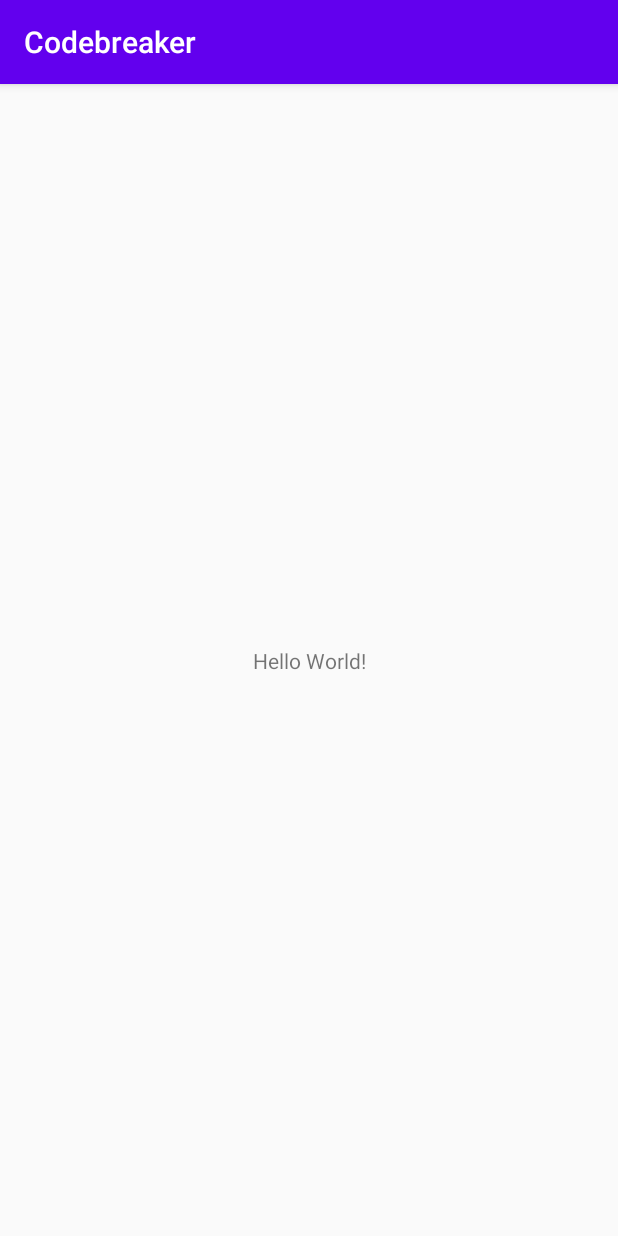
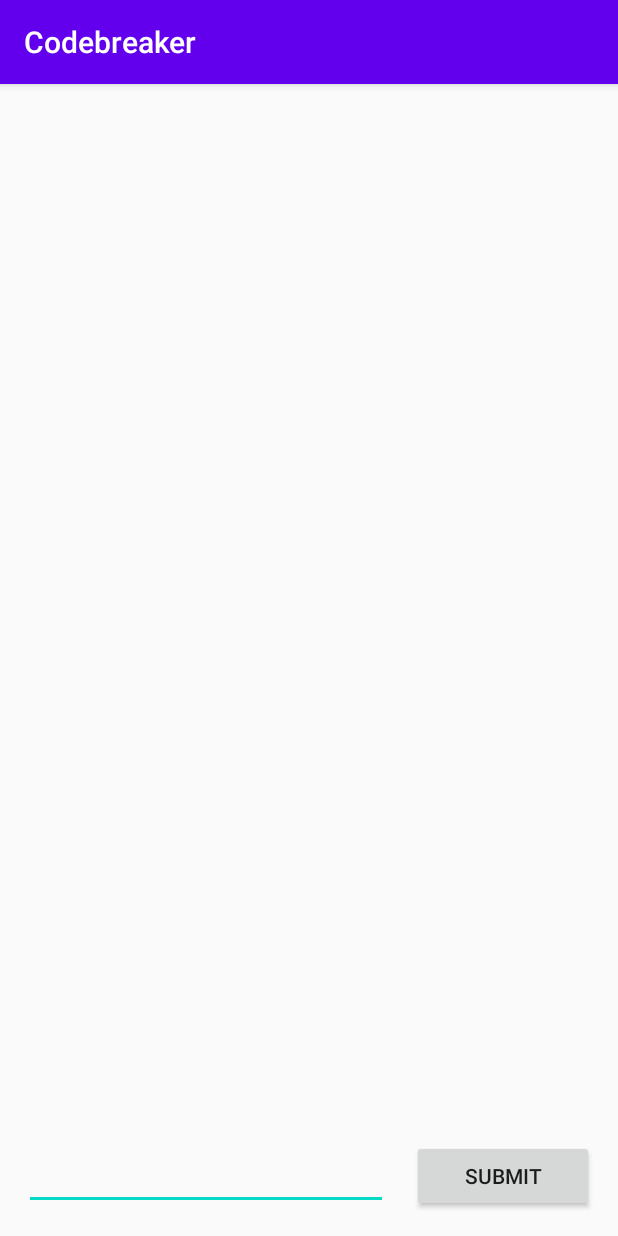
Before and after one commit to rfrech/codebreaker-android, an Android app: the screen it shows after launch (MainActivity), on a phone screen of 412 x 824 dp. Run offline under Robolectric (Android 15) with nearby library versions, the phone set to English and light mode, and no system bars.

Commit message:
gravity buttons

```diff
--- a/app/src/main/AndroidManifest.xml
+++ b/app/src/main/AndroidManifest.xml
@@ -2,8 +2,10 @@
 <manifest xmlns:android="http://schemas.android.com/apk/res/android"
   package="edu.cnm.deepdive.codebreaker">
 
+<!--  TODO Re-enable allowsBackup in production.-->
+
   <application
-    android:allowBackup="true"
+    android:allowBackup="false"
     android:icon="@mipmap/ic_launcher"
     android:label="@string/app_name"
     android:roundIcon="@mipmap/ic_launcher_round"
--- a/app/src/main/res/layout/activity_main.xml
+++ b/app/src/main/res/layout/activity_main.xml
@@ -6,13 +6,41 @@
   android:layout_width="match_parent"
   android:layout_height="match_parent"
   tools:context=".MainActivity">
-  <TextView
-    android:layout_width="wrap_content"
+
+  <ListView
+    android:id="@+id/guess_list"
+    android:layout_width="match_parent"
+    android:layout_height="0dp"
+    app:layout_constraintTop_toTopOf="parent"
+    app:layout_constraintStart_toStartOf="parent"
+    app:layout_constraintBottom_toTopOf="@id/guess_controls"/>
+
+  <LinearLayout
+    android:id="@+id/guess_controls"
+    android:layout_width="match_parent"
     android:layout_height="wrap_content"
-    android:text="Hello World!"
-    app:layout_constraintBottom_toBottomOf="parent"
-    app:layout_constraintLeft_toLeftOf="parent"
-    app:layout_constraintRight_toRightOf="parent"
-    app:layout_constraintTop_toTopOf="parent"/>
+    android:orientation="horizontal"
+    android:padding="8dp"
+    android:gravity="end|center_vertical"
+    app:layout_constraintStart_toStartOf="parent"
+    app:layout_constraintBottom_toBottomOf="parent">
+
+    <EditText
+      android:id="@+id/guess"
+      android:layout_width="0dp"
+      android:layout_height="wrap_content"
+      android:layout_weight="2"
+      android:layout_margin="8dp"
+      android:inputType="textCapCharacters"/>
+
+<Button
+  android:id="@+id/submit"
+  android:layout_width="0dp"
+  android:layout_height="wrap_content"
+  android:layout_weight="1"
+  android:layout_margin="8dp"
+  android:text="@string/submit"/>
+
+  </LinearLayout>
 
 </androidx.constraintlayout.widget.ConstraintLayout>
--- a/app/src/main/res/values/strings.xml
+++ b/app/src/main/res/values/strings.xml
@@ -1,3 +1,4 @@
 <resources>
   <string name="app_name">Codebreaker</string>
+  <string name="submit">Submit</string>
 </resources>
```
